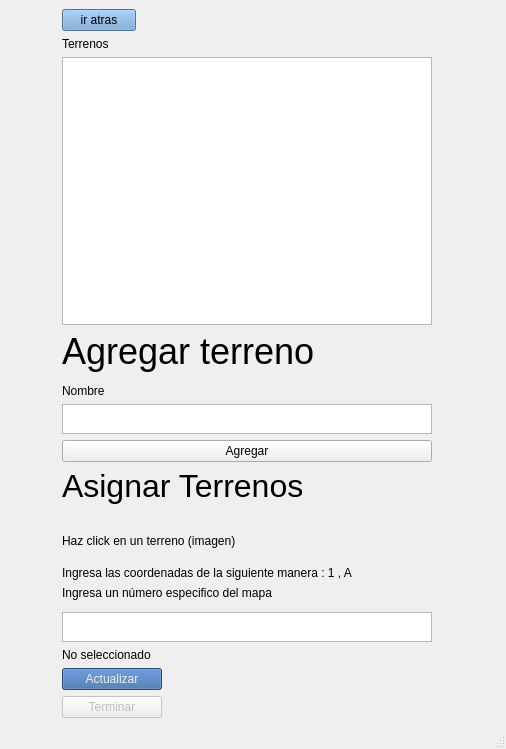
Qt form views/secundary_window-actual.ui (SanjeVicor/ia_simultion_search) before a commit.
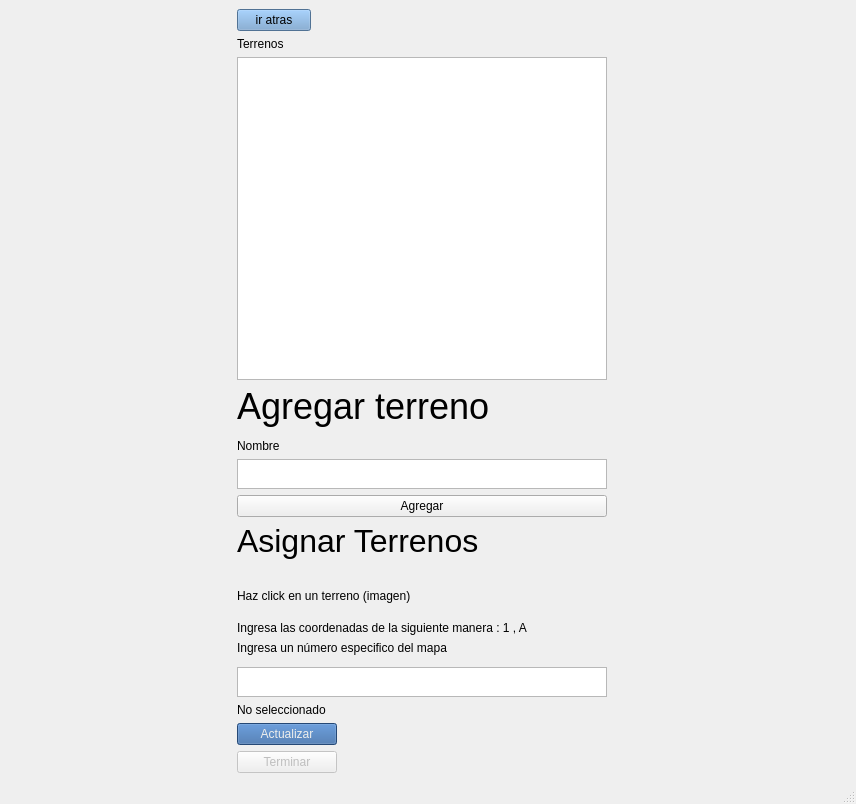
The same form after that commit. Icons and pictures are not drawn.

Patch:
```diff
--- a/views/secundary_window-actual.ui
+++ b/views/secundary_window-actual.ui
@@ -6,8 +6,8 @@
    <rect>
     <x>0</x>
     <y>0</y>
-    <width>506</width>
-    <height>749</height>
+    <width>856</width>
+    <height>804</height>
    </rect>
   </property>
   <property name="windowTitle">
```
